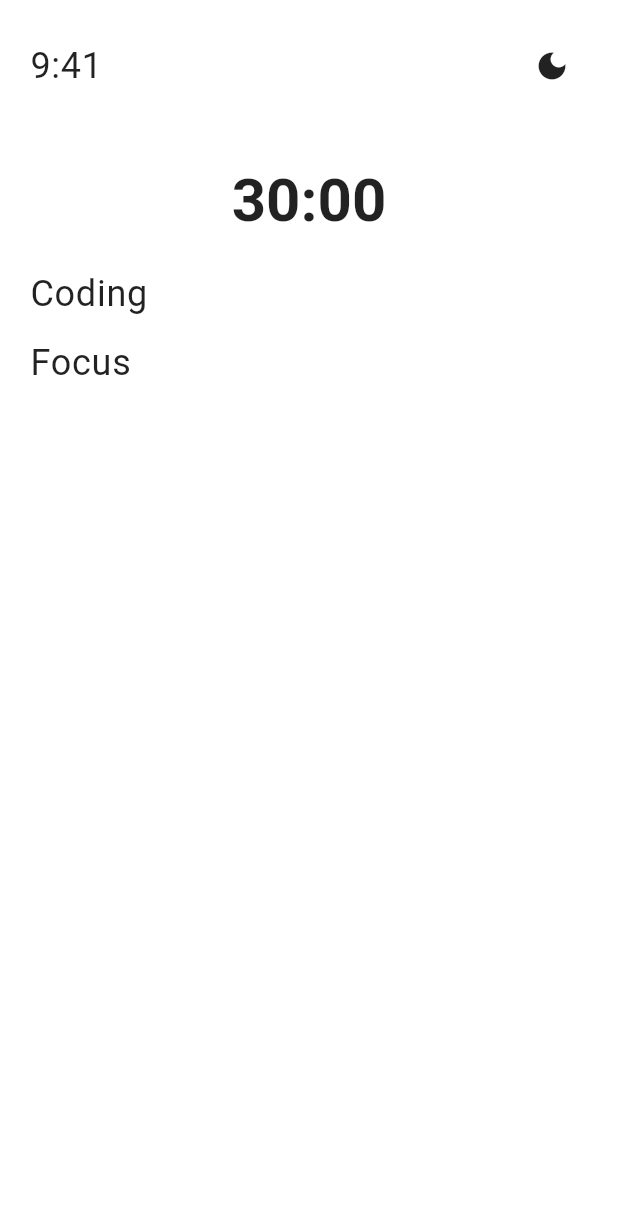
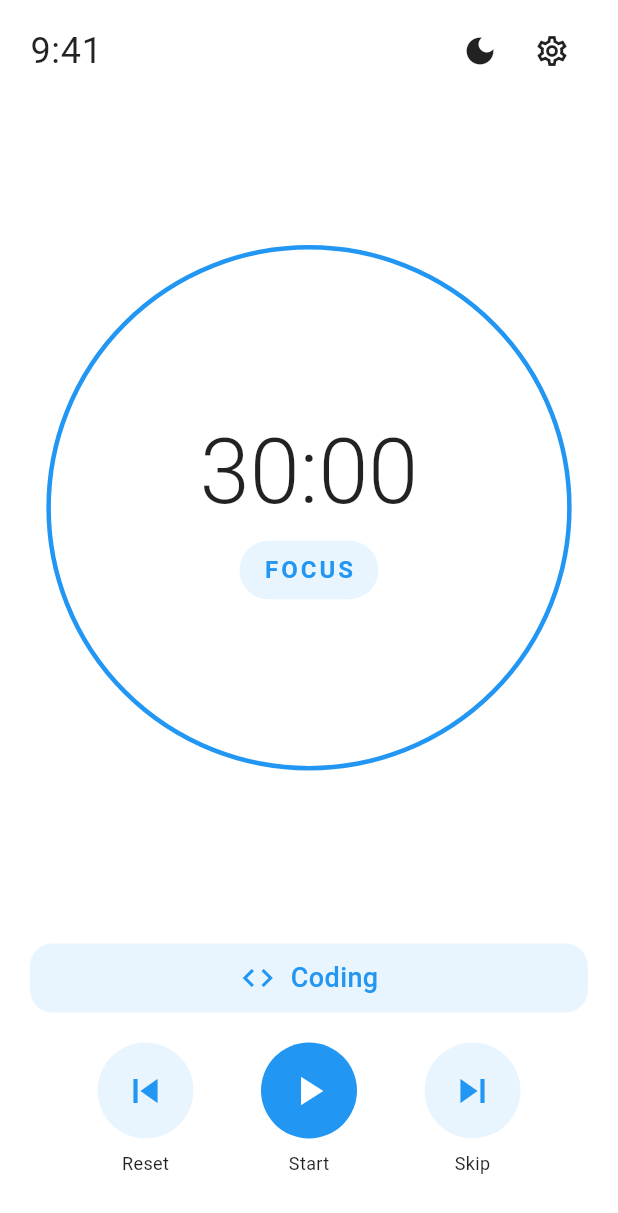
Before and after one commit to Dr-Gibberish/Mode_switch, a Flutter app: the FocusTimerPage screen opened directly, on a phone screen of 412 x 824 dp. Shown: the top 1213 px of the screen. Run offline on Flutter 3.47's test engine with Material 3 defaults, Android fonts, the phone set to English and light mode, and no system bars.

Commit message:
Update focus_timer_page.dart

```diff
--- a/lib/screens/focus_timer_page.dart
+++ b/lib/screens/focus_timer_page.dart
@@ -1,3 +1,4 @@
+// lib/screens/focus_timer_page.dart
 import 'package:flutter/material.dart';
 import 'package:provider/provider.dart';
 import '../providers/theme_provider.dart';
@@ -7,20 +8,24 @@ class FocusTimerPage extends StatelessWidget {
 
   @override
   Widget build(BuildContext context) {
+    final size = MediaQuery.of(context).size;
+
     return Scaffold(
       body: SafeArea(
-        child: Padding(
-          padding: const EdgeInsets.all(20.0),
         child: Column(
-            crossAxisAlignment: CrossAxisAlignment.start,
           children: [
-              Row(
+            // Top Bar
+            Padding(
+              padding: const EdgeInsets.symmetric(horizontal: 20, vertical: 10),
+              child: Row(
                 mainAxisAlignment: MainAxisAlignment.spaceBetween,
                 children: [
                   Text(
                     '9:41',
                     style: Theme.of(context).textTheme.bodyLarge,
                   ),
+                  Row(
+                    children: [
                       IconButton(
                         icon: Icon(
                           context.watch<ThemeProvider>().isDarkMode
@@ -32,29 +37,184 @@ class FocusTimerPage extends StatelessWidget {
                           context.read<ThemeProvider>().toggleTheme();
                         },
                       ),
+                      IconButton(
+                        icon: Icon(
+                          Icons.settings_outlined,
+                          color: Theme.of(context).textTheme.bodyLarge?.color,
+                        ),
+                        onPressed: () {
+                          // Add settings navigation
+                        },
+                      ),
                     ],
                   ),
-              const SizedBox(height: 40),
-              Center(
-                child: Text(
-                  '30:00',
-                  style: Theme.of(context).textTheme.headlineLarge,
+                ],
               ),
             ),
-              const SizedBox(height: 20),
+
+            // Timer Section
+            Expanded(
+              child: Column(
+                mainAxisAlignment: MainAxisAlignment.center,
+                children: [
+                  // Timer Display
+                  Container(
+                    width: size.width * 0.85,
+                    height: size.width * 0.85,
+                    decoration: BoxDecoration(
+                      shape: BoxShape.circle,
+                      border: Border.all(
+                        color: Theme.of(context).primaryColor,
+                        width: 3,
+                      ),
+                    ),
+                    child: Center(
+                      child: Column(
+                        mainAxisAlignment: MainAxisAlignment.center,
+                        children: [
                           Text(
-                'Coding',
-                style: Theme.of(context).textTheme.bodyLarge,
+                            '30:00',
+                            style: Theme.of(context).textTheme.headlineLarge?.copyWith(
+                              fontSize: 60,
+                              fontWeight: FontWeight.w300,
                             ),
-              const SizedBox(height: 10),
-              Text(
-                'Focus',
-                style: Theme.of(context).textTheme.bodyLarge,
+                          ),
+                          const SizedBox(height: 8),
+                          Container(
+                            padding: const EdgeInsets.symmetric(
+                              horizontal: 16,
+                              vertical: 8,
+                            ),
+                            decoration: BoxDecoration(
+                              color: Theme.of(context).primaryColor.withOpacity(0.1),
+                              borderRadius: BorderRadius.circular(20),
+                            ),
+                            child: Text(
+                              'FOCUS',
+                              style: TextStyle(
+                                color: Theme.of(context).primaryColor,
+                                fontWeight: FontWeight.bold,
+                                letterSpacing: 2,
+                              ),
+                            ),
                           ),
                         ],
                       ),
                     ),
                   ),
+                ],
+              ),
+            ),
+
+            // Bottom Controls
+            Container(
+              padding: const EdgeInsets.all(20),
+              child: Column(
+                children: [
+                  // Task Name
+                  Container(
+                    padding: const EdgeInsets.symmetric(
+                      horizontal: 20,
+                      vertical: 10,
+                    ),
+                    decoration: BoxDecoration(
+                      color: Theme.of(context).primaryColor.withOpacity(0.1),
+                      borderRadius: BorderRadius.circular(15),
+                    ),
+                    child: Row(
+                      mainAxisAlignment: MainAxisAlignment.center,
+                      children: [
+                        Icon(
+                          Icons.code,
+                          color: Theme.of(context).primaryColor,
+                        ),
+                        const SizedBox(width: 10),
+                        Text(
+                          'Coding',
+                          style: TextStyle(
+                            color: Theme.of(context).primaryColor,
+                            fontSize: 18,
+                            fontWeight: FontWeight.w500,
+                          ),
+                        ),
+                      ],
+                    ),
+                  ),
+                  const SizedBox(height: 20),
+
+                  // Control Buttons
+                  Row(
+                    mainAxisAlignment: MainAxisAlignment.spaceEvenly,
+                    children: [
+                      _buildControlButton(
+                        context,
+                        Icons.skip_previous,
+                        'Reset',
+                        onPressed: () {},
+                      ),
+                      _buildControlButton(
+                        context,
+                        Icons.play_arrow,
+                        'Start',
+                        isPrimary: true,
+                        onPressed: () {},
+                      ),
+                      _buildControlButton(
+                        context,
+                        Icons.skip_next,
+                        'Skip',
+                        onPressed: () {},
+                      ),
+                    ],
+                  ),
+                  const SizedBox(height: 20),
+                ],
+              ),
+            ),
+          ],
+        ),
+      ),
+    );
+  }
+
+  Widget _buildControlButton(
+    BuildContext context,
+    IconData icon,
+    String label, {
+    bool isPrimary = false,
+    required VoidCallback onPressed,
+  }) {
+    return Column(
+      children: [
+        Container(
+          width: 64,
+          height: 64,
+          decoration: BoxDecoration(
+            shape: BoxShape.circle,
+            color: isPrimary
+                ? Theme.of(context).primaryColor
+                : Theme.of(context).primaryColor.withOpacity(0.1),
+          ),
+          child: IconButton(
+            icon: Icon(
+              icon,
+              size: 32,
+              color: isPrimary
+                  ? Colors.white
+                  : Theme.of(context).primaryColor,
+            ),
+            onPressed: onPressed,
+          ),
+        ),
+        const SizedBox(height: 8),
+        Text(
+          label,
+          style: TextStyle(
+            color: Theme.of(context).textTheme.bodyMedium?.color,
+            fontSize: 12,
+          ),
+        ),
+      ],
     );
   }
 }
```
Lines whose indentation alone changed are shown as unchanged.
